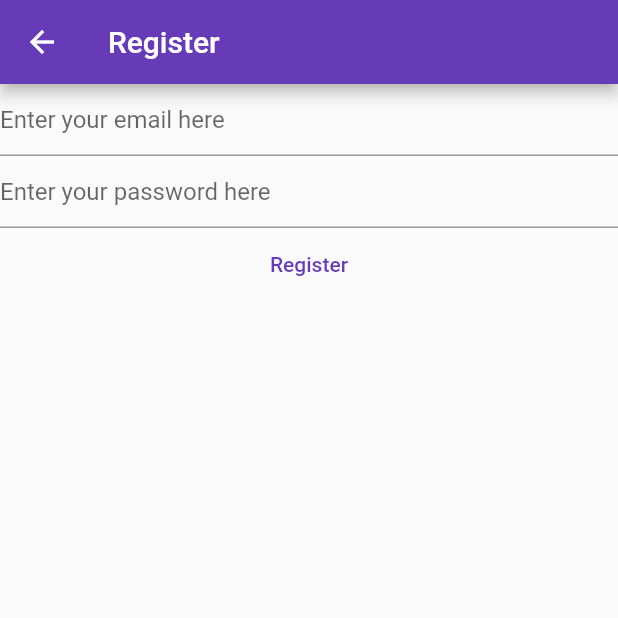
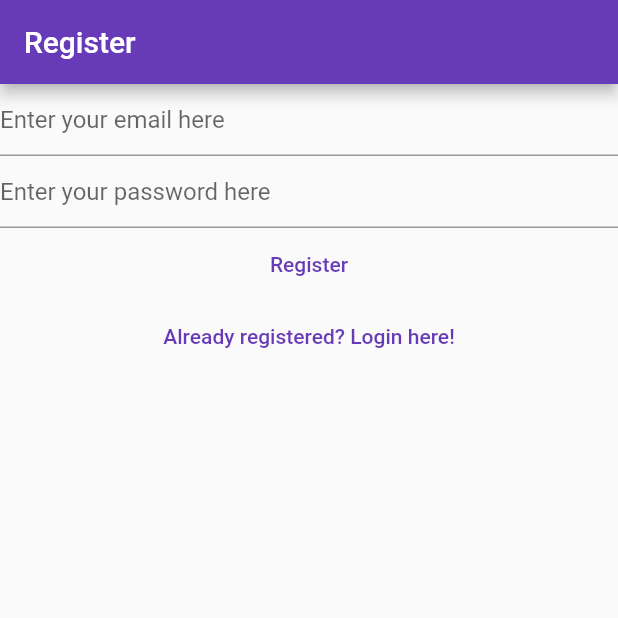
Before and after one commit to Inklementia/Notes, a Flutter app: the RegisterView screen opened directly, on a phone screen of 412 x 824 dp, the top half of it. Run offline on Flutter 3.47's test engine with Material 2 defaults, Android fonts, the phone set to English and light mode, and no system bars; our stand-ins replace firebase_auth, firebase_core; accounts and stored records are empty.

Commit message:
feat: registration and login

```diff
--- a/lib/views/register_view.dart
+++ b/lib/views/register_view.dart
@@ -1,7 +1,5 @@
 import 'package:firebase_auth/firebase_auth.dart';
-import 'package:firebase_core/firebase_core.dart';
 import 'package:flutter/material.dart';
-import 'package:notes/firebase_options.dart';
 
 //////
 class RegisterView extends StatefulWidget {
@@ -36,31 +34,23 @@ class _RegisterViewState extends State<RegisterView> {
   Widget build(BuildContext context) {
     return Scaffold(
       appBar: AppBar(
-          title: const Text('Register'),
+        title: const Text("Register"),
       ),
-        body: FutureBuilder(
-          future: Firebase.initializeApp(
-            options: DefaultFirebaseOptions.currentPlatform,
-          ),
-          builder: (context, snapshot) {
-            switch (snapshot.connectionState) {
-              case ConnectionState.done:
-                return Column(children: [
+      body: Column(children: [
         TextField(
           controller: _email,
           enableSuggestions: false,
           autocorrect: false,
           keyboardType: TextInputType.emailAddress,
-                    decoration: const InputDecoration(
-                        hintText: 'Enter your email here'),
+          decoration: const InputDecoration(hintText: 'Enter your email here'),
         ),
         TextField(
           controller: _password,
           obscureText: true,
           enableSuggestions: false,
           autocorrect: false,
-                    decoration: const InputDecoration(
-                        hintText: 'Enter your password here'),
+          decoration:
+              const InputDecoration(hintText: 'Enter your password here'),
         ),
         TextButton(
           onPressed: () async {
@@ -86,12 +76,16 @@ class _RegisterViewState extends State<RegisterView> {
           },
           child: const Text('Register'),
         ),
-                ]);
-
-              default:
-                return const Text('Loading...');
-            }
+        TextButton(
+          onPressed: () {
+            Navigator.of(context).pushNamedAndRemoveUntil(
+              '/login',
+              (route) => false,
+            );
           },
-        ));
+          child: const Text('Already registered? Login here!'),
+        )
+      ]),
+    );
   }
 }
```
Also changed, not shown: lib/main.dart (+17 -10 lines), lib/views/login_view.dart (+16 -23 lines), lib/views/verify_email_view.dart (added, +26 -0 lines), 1 other file. Lines whose indentation alone changed are shown as unchanged.
